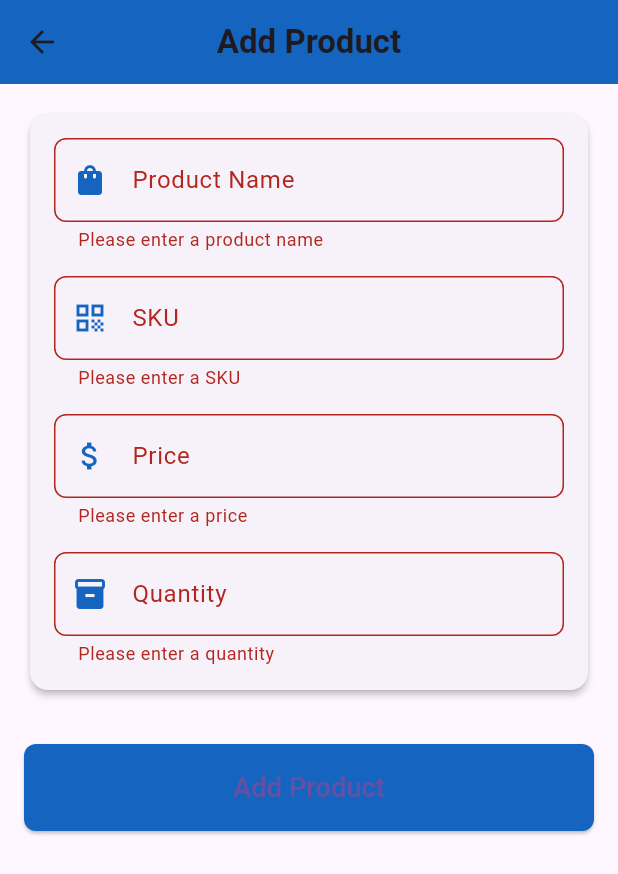
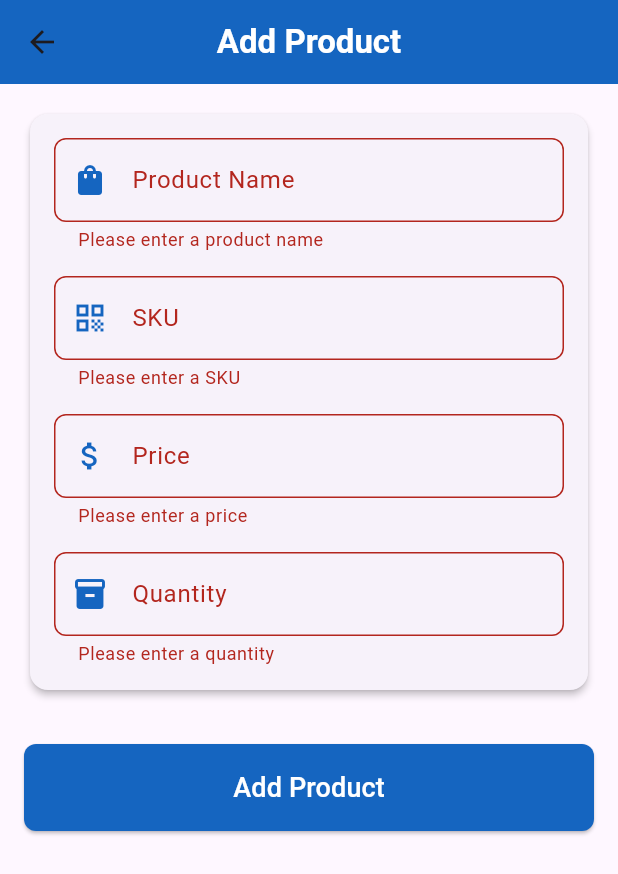
Before and after one commit to SiddheshMore24/inventory_app, a Flutter app: the AddProductPage screen opened directly, after a tap on "Add Product", on a phone screen of 412 x 824 dp. Shown: the top 874 px of the screen. Run offline on Flutter 3.47's test engine with Material 3 defaults, Android fonts, the phone set to English and light mode, and no system bars; our stand-ins replace flutter_riverpod, sqflite; accounts and stored records are empty.

Commit message:
ui updated text color basically

```diff
--- a/lib/view/AddProductPage.dart
+++ b/lib/view/AddProductPage.dart
@@ -48,7 +48,11 @@ class _AddProductPageState extends ConsumerState<AddProductPage> {
               children: [
                 Icon(Icons.check_circle, color: Colors.white),
                 SizedBox(width: 8),
-                Text('Product added successfully!'),
+                Text('Product added successfully!',
+                style: TextStyle(
+                  color: Colors.white
+                ),
+                ),
               ],
             ),
             duration: Duration(seconds: 2),
@@ -74,7 +78,7 @@ class _AddProductPageState extends ConsumerState<AddProductPage> {
   Widget build(BuildContext context) {
     return Scaffold(
       appBar: AppBar(
-        title: Text('Add Product', style: TextStyle(fontWeight: FontWeight.bold)),
+        title: Text('Add Product', style: TextStyle(fontWeight: FontWeight.bold,color: Colors.white)),
         centerTitle: true,
         elevation: 0,
         backgroundColor: Colors.blue.shade800,
@@ -178,7 +182,7 @@ class _AddProductPageState extends ConsumerState<AddProductPage> {
                 SizedBox(height: 32),
                 ElevatedButton(
                   onPressed: _addProduct,
-                  child: Text('Add Product', style: TextStyle(fontSize: 18)),
+                  child: Text('Add Product', style: TextStyle(fontSize: 18,color: Colors.white)),
                   style: ElevatedButton.styleFrom(
                     backgroundColor: Colors.blue.shade800,
                     padding: EdgeInsets.symmetric(vertical: 16),
--- a/lib/view/HomePage.dart
+++ b/lib/view/HomePage.dart
@@ -206,7 +206,7 @@ class _HomePageState extends ConsumerState<HomePage> {
           actions: [
             ElevatedButton.icon(
               icon: Icon(Icons.edit),
-              label: Text('Edit'),
+              label: Text('Edit',style: TextStyle(color: Colors.white),),
               onPressed: () {
                 Navigator.of(context).pop();
                 _editProduct(context, ref, product);
@@ -217,7 +217,7 @@ class _HomePageState extends ConsumerState<HomePage> {
             ),
             ElevatedButton.icon(
               icon: Icon(Icons.delete),
-              label: Text('Delete'),
+              label: Text('Delete',style: TextStyle(color: Colors.white),),
               onPressed: () {
                 Navigator.of(context).pop();
                 _deleteProduct(ref, product.sku);
```
